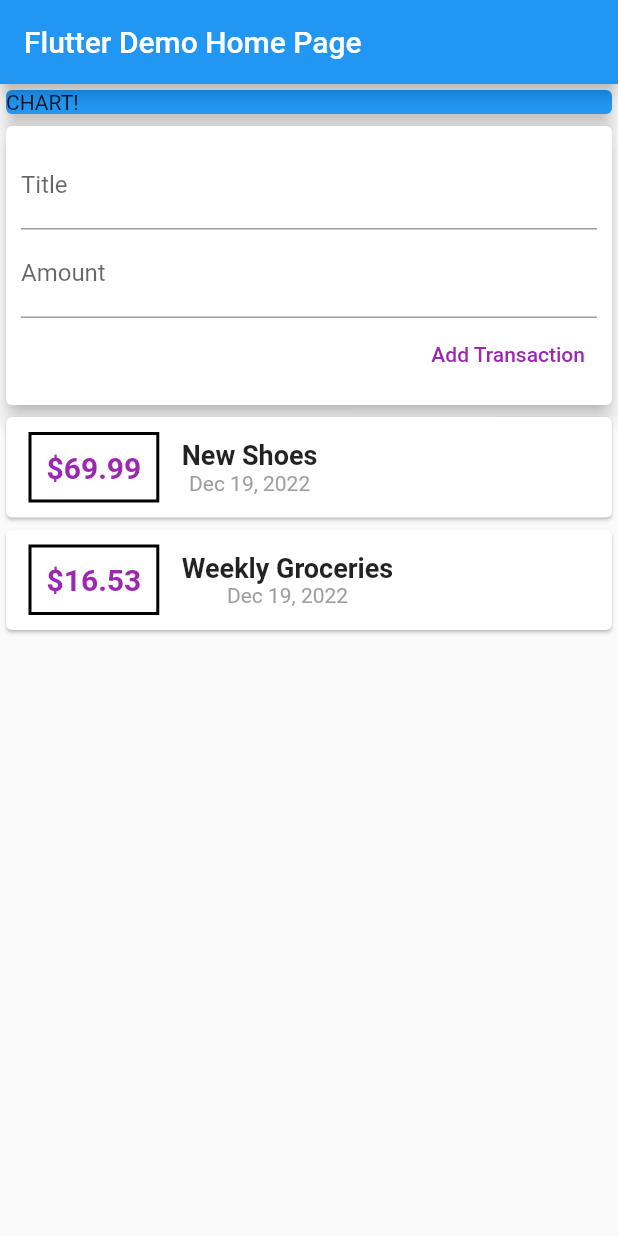
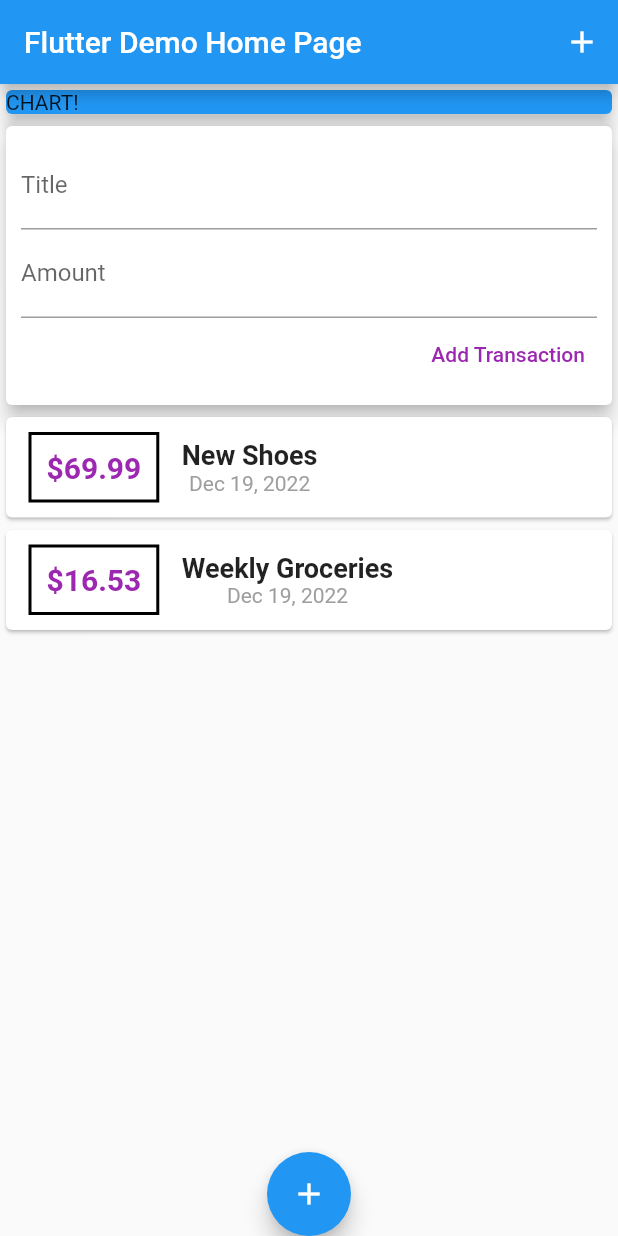
Before and after one commit to sinjikoro/personal_expenses, a Flutter app: the screen it shows after launch, on a phone screen of 412 x 824 dp. Run offline on Flutter 3.47's test engine with Material 2 defaults, Android fonts, the phone set to English and light mode, and no system bars.

Commit message:
93. Adding AppBar Buttons & Floating Action Buttons

```diff
--- a/lib/main.dart
+++ b/lib/main.dart
@@ -28,7 +28,15 @@ class MyHomePage extends StatelessWidget {
   @override
   Widget build(BuildContext context) {
     return Scaffold(
-      appBar: AppBar(title: Text(title)),
+      appBar: AppBar(
+        title: Text(title),
+        actions: <Widget>[
+          IconButton(
+            icon: const Icon(Icons.add),
+            onPressed: () {},
+          )
+        ],
+      ),
       body: Column(
         // mainAxisAlignment: MainAxisAlignment.spaceAround,
         crossAxisAlignment: CrossAxisAlignment.stretch,
@@ -44,6 +52,11 @@ class MyHomePage extends StatelessWidget {
           UserTransaction(),
         ],
       ),
+      floatingActionButtonLocation: FloatingActionButtonLocation.centerDocked,
+      floatingActionButton: FloatingActionButton(
+        onPressed: () {},
+        child: const Icon(Icons.add),
+      ),
     );
   }
 }
```
